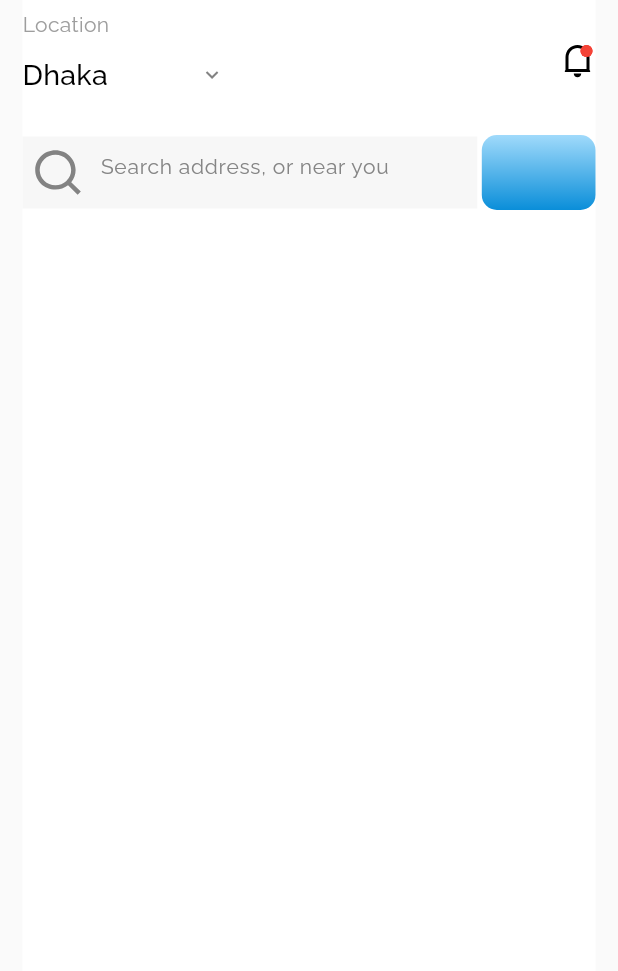
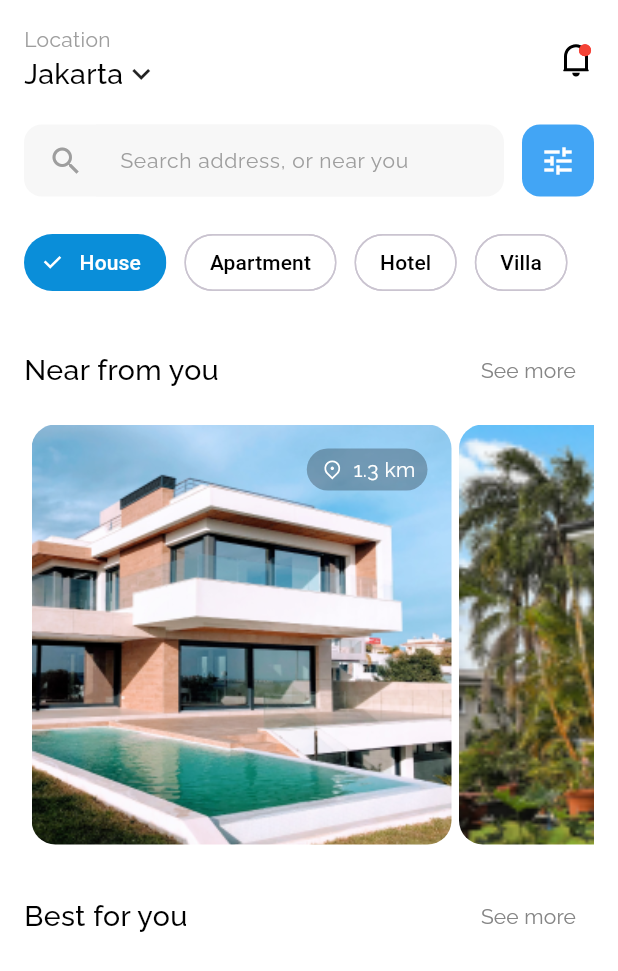
Before and after one commit to shakibalhasan-code/home_rent, a Flutter app: the screen it shows after launch, on a phone screen of 412 x 824 dp. Shown: the top 971 px of the screen. Run offline on Flutter 3.47's test engine with Material 3 defaults, Android fonts, the phone set to English and light mode, and no system bars; drawn by our look-alikes of flutter_zoom_drawer; our stand-ins replace flutter_svg, get, google_fonts.

Commit message:
designed homescreen

```diff
--- /dev/null
+++ b/lib/core/models/home_model.dart
@@ -0,0 +1,22 @@
+import 'package:home_rent_ird_foundation/utils/const.dart';
+
+class HomeModel {
+  final String homeName;
+  final String homeOwner;
+  final double km;
+  final String priceYear;
+  final int totalBed;
+  final int totalBath;
+  final String description;
+  final String image;
+
+  HomeModel(
+      {required this.image,
+      required this.homeName,
+      required this.homeOwner,
+      required this.km,
+      required this.priceYear,
+      required this.totalBed,
+      required this.totalBath,
+      required this.description});
+}
--- a/lib/state/home/home_state.dart
+++ b/lib/state/home/home_state.dart
@@ -1,13 +1,59 @@
 import 'package:get/get.dart';
+import 'package:home_rent_ird_foundation/utils/const.dart';
+
+import '../../core/models/home_model.dart';
 
 class HomeState extends GetxController {
-  var location = 'Dhaka'.obs;
-  var locations = [
-    'Dhaka',
-    'Barishal',
-    'Rangpur',
-    'Barishal',
-    'Chitagong',
-    'Mymenshing'
-  ];
+  final RxList<HomeModel> homes = <HomeModel>[].obs;
+
+  @override
+  void onInit() {
+    homes.value = getHomeList();
+    super.onInit();
+  }
+
+  List<HomeModel> getHomeList() {
+    return [
+      HomeModel(
+          image: home1,
+          homeName: 'Dreamsville House',
+          homeOwner: 'Jl. Sultan Iskandar Muda',
+          km: 1.3,
+          priceYear: '3,00,000',
+          totalBed: 4,
+          totalBath: 3,
+          description:
+              'Lorem Ipsum is simply dummy text of the printing and typesetting industry. Lorem Ipsum has been the industry\'s standard dummy text ever since the 1500s, when an unknown printer took a galley of type and scrambled it to make a type specimen book. It has survived not only five centuries, but also the leap into electronic typesetting, remaining essentially unchanged. It was popularised in the 1960s with the release of Letraset sheets containing Lorem Ipsum passages, and more recently with desktop publishing software like Aldus PageMaker including versions of Lorem Ipsum'),
+      HomeModel(
+          image: home2,
+          homeName: 'Ascot House',
+          homeOwner: 'Jl. Cilandak Tengah',
+          km: 1.3,
+          priceYear: '2,50,000',
+          totalBed: 5,
+          totalBath: 6,
+          description:
+              'Lorem Ipsum is simply dummy text of the printing and typesetting industry. Lorem Ipsum has been the industry\'s standard dummy text ever since the 1500s, when an unknown printer took a galley of type and scrambled it to make a type specimen book. It has survived not only five centuries, but also the leap into electronic typesetting, remaining essentially unchanged. It was popularised in the 1960s with the release of Letraset sheets containing Lorem Ipsum passages, and more recently with desktop publishing software like Aldus PageMaker including versions of Lorem Ipsum'),
+      HomeModel(
+          image: home3,
+          homeName: 'Shahriar House',
+          homeOwner: 'J Shahriar Iskandar Muda',
+          km: 1.3,
+          priceYear: '3,80,000',
+          totalBed: 2,
+          totalBath: 2,
+          description:
+              'Lorem Ipsum is simply dummy text of the printing and typesetting industry. Lorem Ipsum has been the industry\'s standard dummy text ever since the 1500s, when an unknown printer took a galley of type and scrambled it to make a type specimen book. It has survived not only five centuries, but also the leap into electronic typesetting, remaining essentially unchanged. It was popularised in the 1960s with the release of Letraset sheets containing Lorem Ipsum passages, and more recently with desktop publishing software like Aldus PageMaker including versions of Lorem Ipsum'),
+      HomeModel(
+          image: home4,
+          homeName: 'Jisan House',
+          homeOwner: 'M Jisan Iskandar Muda',
+          km: 1.3,
+          priceYear: '4,20,000',
+          totalBed: 5,
+          totalBath: 3,
+          description:
+              'Lorem Ipsum is simply dummy text of the printing and typesetting industry. Lorem Ipsum has been the industry\'s standard dummy text ever since the 1500s, when an unknown printer took a galley of type and scrambled it to make a type specimen book. It has survived not only five centuries, but also the leap into electronic typesetting, remaining essentially unchanged. It was popularised in the 1960s with the release of Letraset sheets containing Lorem Ipsum passages, and more recently with desktop publishing software like Aldus PageMaker including versions of Lorem Ipsum'),
+    ];
+  }
 }
--- a/lib/utils/app_style.dart
+++ b/lib/utils/app_style.dart
@@ -8,6 +8,7 @@ final blackColor = Colors.black;
 final transparentColor = Color(0xff0000003D);
 final bgColor = Color(0xffFAFAFA);
 final greyColor = Color(0xff858585);
+final simpleGrey = Color(0xffF7F7F7);
 
 final defaultTextStyle = GoogleFonts.raleway(
   fontSize: 19,
@@ -18,7 +19,7 @@ final defaultTextStyle = GoogleFonts.raleway(
 final bodySmallText = GoogleFonts.raleway(
   fontSize: 14,
   fontWeight: FontWeight.w400,
-  color: blackColor,
+  color: greyColor,
 );
 
 ThemeData theme_data() => ThemeData(
--- /dev/null
+++ b/lib/views/glob_widgets/transparent_widget.dart
@@ -0,0 +1,13 @@
+import 'package:flutter/material.dart';
+
+Container transparent_widget(Widget child) {
+  return Container(
+      decoration: BoxDecoration(
+        color: Colors.black.withOpacity(0.27),
+        borderRadius: BorderRadius.circular(20),
+      ),
+      child: Padding(
+        padding: const EdgeInsets.symmetric(horizontal: 8, vertical: 4),
+        child: child,
+      ));
+}
--- a/lib/views/screens/home/home_screen.dart
+++ b/lib/views/screens/home/home_screen.dart
@@ -3,11 +3,18 @@ import 'package:flutter_svg/svg.dart';
 import 'package:flutter_zoom_drawer/flutter_zoom_drawer.dart';
 import 'package:get/get.dart';
 import 'package:get/get_core/src/get_main.dart';
+import 'package:home_rent_ird_foundation/core/models/home_model.dart';
 import 'package:home_rent_ird_foundation/state/home/home_state.dart';
 import 'package:home_rent_ird_foundation/utils/app_style.dart';
 import 'package:home_rent_ird_foundation/utils/const.dart';
 import 'package:home_rent_ird_foundation/views/glob_widgets/gradiunt_default_shape.dart';
 import 'package:home_rent_ird_foundation/views/glob_widgets/my_icon_widget.dart';
+
+import 'package:flutter/material.dart';
+import 'package:get/get.dart';
+import 'package:home_rent_ird_foundation/views/screens/home/widgets/best_card.dart';
+import 'package:home_rent_ird_foundation/views/screens/home/widgets/nearby_card_widget.dart';
+import 'package:home_rent_ird_foundation/views/screens/home/widgets/tab_widget.dart';
 
 class HomeScreen extends StatelessWidget {
   const HomeScreen({super.key});
@@ -15,107 +22,147 @@ class HomeScreen extends StatelessWidget {
   @override
   Widget build(BuildContext context) {
     final _homeState = Get.find<HomeState>();
+
     return Scaffold(
-      backgroundColor: bgColor,
+      backgroundColor: whiteColor,
       resizeToAvoidBottomInset: false,
       body: SafeArea(
+        child: SingleChildScrollView(
           child: Padding(
-          padding: const EdgeInsets.symmetric(horizontal: 15),
-          child: Container(
-            color: whiteColor,
+            padding: const EdgeInsets.all(16.0),
             child: Column(
               crossAxisAlignment: CrossAxisAlignment.start,
-              mainAxisAlignment: MainAxisAlignment.start,
               children: [
-                SizedBox(
-                  height: 80,
-                  width: double.infinity,
-                  child: Row(
+                // Location Header
+                Row(
                   mainAxisAlignment: MainAxisAlignment.spaceBetween,
-                    crossAxisAlignment: CrossAxisAlignment.center,
                   children: [
                     Column(
                       crossAxisAlignment: CrossAxisAlignment.start,
-                        mainAxisAlignment: MainAxisAlignment.center,
                       children: [
                         Text(
                           'Location',
                           style: bodySmallText.copyWith(color: Colors.grey),
                         ),
-                          Container(
-                            padding: EdgeInsets.symmetric(horizontal: 0),
-                            decoration: BoxDecoration(
-                              borderRadius: BorderRadius.circular(8),
-                            ),
-                            child: DropdownButton<String>(
-                              value: _homeState.location.value,
-                              elevation: 0,
-
-                              underline: SizedBox(), // Remove default underline
-                              icon: SvgPicture.asset(
-                                icDownArrow,
-                                height: 20,
-                                width: 20,
-                              ),
-                              onChanged: (String? newValue) {
-                                // Do something when the value changes
-                                _homeState.location.value = newValue ?? 'Dhaka';
-                              },
-                              items: _homeState.locations
-                                  .map<DropdownMenuItem<String>>(
-                                      (String value) {
-                                return DropdownMenuItem<String>(
-                                  value: value,
-                                  child: Text(
-                                    value,
+                        Row(
+                          children: [
+                            Text(
+                              'Jakarta',
                               style: defaultTextStyle,
                             ),
-                                );
-                              }).toList(),
+                            Icon(Icons.keyboard_arrow_down),
+                          ],
+                        ),
+                      ],
+                    ),
+                    MyIconWidget(svgIcon: icNotification, isTint: true)
+                  ],
+                ),
+                SizedBox(height: 20),
+
+                // Search Bar
+                Row(
+                  children: [
+                    Expanded(
+                      child: Container(
+                        padding: EdgeInsets.symmetric(horizontal: 16),
+                        decoration: BoxDecoration(
+                          color: simpleGrey,
+                          borderRadius: BorderRadius.circular(12),
+                        ),
+                        child: Row(
+                          children: [
+                            Icon(Icons.search, color: Colors.grey),
+                            SizedBox(width: 8),
+                            Expanded(
+                              child: TextField(
+                                decoration: InputDecoration(
+                                  hintText: 'Search address, or near you',
+                                  border: InputBorder.none,
+                                  hintStyle: bodySmallText.copyWith(
+                                      color: Colors.grey),
+                                ),
                               ),
                             ),
                           ],
                         ),
-                      const Spacer(),
-                      MyIconWidget(svgIcon: icNotification, isTint: true)
+                      ),
+                    ),
+                    SizedBox(width: 12),
+                    Container(
+                      padding: EdgeInsets.all(12),
+                      decoration: BoxDecoration(
+                        color: Colors.blue[400],
+                        borderRadius: BorderRadius.circular(12),
+                      ),
+                      child: Icon(Icons.tune, color: Colors.white),
+                    ),
+                  ],
+                ),
+                SizedBox(height: 20),
+
+                // Property Type Filter
+                SingleChildScrollView(
+                  scrollDirection: Axis.horizontal,
+                  child: Row(
+                    children: [
+                      buildFilterChip('House', true),
+                      buildFilterChip('Apartment', false),
+                      buildFilterChip('Hotel', false),
+                      buildFilterChip('Villa', false),
                     ],
                   ),
                 ),
-                const SizedBox(
-                  height: 10,
+                SizedBox(height: 24),
+
+                // Near from you section
+                Row(
+                  mainAxisAlignment: MainAxisAlignment.spaceBetween,
+                  children: [
+                    Text(
+                      'Near from you',
+                      style: defaultTextStyle,
                     ),
-                SizedBox(
-                  height: 50,
-                  child: Row(
-                    children: [
-                      Expanded(
-                          flex: 4,
-                          child: TextField(
-                            decoration: InputDecoration(
-                                prefixIconColor: greyColor,
-                                prefixIcon: SvgPicture.asset(
-                                  icSearch,
-                                  width: 20,
-                                  height: 20,
+                    TextButton(
+                      onPressed: () {},
+                      child: Text(
+                        'See more',
+                        style: bodySmallText.copyWith(color: greyColor),
                       ),
-                                hintStyle:
-                                    bodySmallText.copyWith(color: greyColor),
-                                hintText: 'Search address, or near you'),
-                          )),
-                      const SizedBox(
-                        width: 3,
                     ),
-                      Expanded(
-                          flex: 1,
-                          child: GradiuntDefaultShape(
-                              child: SvgPicture.asset(
-                                icFilter,
-                                color: whiteColor,
-                              ),
-                              isSelected: true))
                   ],
                 ),
-                )
+                SizedBox(height: 12),
+                SizedBox(
+                  height: 280,
+                  child: ListView.builder(
+                      scrollDirection: Axis.horizontal,
+                      itemCount: 3,
+                      itemBuilder: (context, index) {
+                        final house = _homeState.homes[index];
+                        return buildNearbyPropertyCard(house);
+                      }),
+                ),
+                SizedBox(height: 24),
+
+                // Best for you section
+                Row(
+                  mainAxisAlignment: MainAxisAlignment.spaceBetween,
+                  children: [
+                    Text(
+                      'Best for you',
+                      style: defaultTextStyle,
+                    ),
+                    TextButton(
+                      onPressed: () {},
+                      child: Text(
+                        'See more',
+                        style: bodySmallText,
+                      ),
+                    ),
+                  ],
+                ),
+                SizedBox(height: 12),
               ],
             ),
           ),
--- /dev/null
+++ b/lib/views/screens/home/widgets/best_card.dart
@@ -0,0 +1,57 @@
+import 'package:flutter/material.dart';
+import 'package:home_rent_ird_foundation/core/models/home_model.dart';
+
+Widget buildBestPropertyCard(HomeModel homeModel) {
+  return Container(
+    height: 100,
+    child: Row(
+      children: [
+        ClipRRect(
+          borderRadius: BorderRadius.circular(12),
+          child: Image.network(
+            homeModel.image,
+            width: 100,
+            height: 100,
+            fit: BoxFit.cover,
+          ),
+        ),
+        SizedBox(width: 16),
+        Expanded(
+          child: Column(
+            crossAxisAlignment: CrossAxisAlignment.start,
+            mainAxisAlignment: MainAxisAlignment.center,
+            children: [
+              Text(
+                homeModel.homeName,
+                style: TextStyle(
+                  fontSize: 18,
+                  fontWeight: FontWeight.bold,
+                ),
+              ),
+              SizedBox(height: 4),
+              Text(
+                homeModel.priceYear,
+                style: TextStyle(
+                  color: Colors.blue[400],
+                  fontWeight: FontWeight.w500,
+                ),
+              ),
+              SizedBox(height: 8),
+              Row(
+                children: [
+                  Icon(Icons.king_bed_outlined, size: 20, color: Colors.grey),
+                  SizedBox(width: 4),
+                  Text('${homeModel.totalBed} Bedroom'),
+                  SizedBox(width: 16),
+                  Icon(Icons.bathroom_outlined, size: 20, color: Colors.grey),
+                  SizedBox(width: 4),
+                  Text('${homeModel.totalBath} Bathroom'),
+                ],
+              ),
+            ],
+          ),
+        ),
+      ],
+    ),
+  );
+}
--- /dev/null
+++ b/lib/views/screens/home/widgets/nearby_card_widget.dart
@@ -0,0 +1,46 @@
+import 'package:flutter/material.dart';
+import 'package:flutter_svg/svg.dart';
+import 'package:home_rent_ird_foundation/core/models/home_model.dart';
+import 'package:home_rent_ird_foundation/utils/app_style.dart';
+import 'package:home_rent_ird_foundation/utils/const.dart';
+import 'package:home_rent_ird_foundation/views/glob_widgets/transparent_widget.dart';
+
+Widget buildNearbyPropertyCard(HomeModel homemodel) {
+  return Padding(
+    padding: const EdgeInsets.only(left: 5.0),
+    child: Container(
+      width: 280,
+      height: 320,
+      decoration: BoxDecoration(
+        borderRadius: BorderRadius.circular(16),
+        image: DecorationImage(
+          image: AssetImage(homemodel.image),
+          fit: BoxFit.cover,
+        ),
+      ),
+      child: Stack(
+        children: [
+          Positioned(
+            top: 16,
+            right: 16,
+            child: transparent_widget(Row(
+              children: [
+                SvgPicture.asset(
+                  icLocation,
+                  width: 18,
+                  height: 18,
+                  color: whiteColor,
+                ),
+                const SizedBox(width: 5),
+                Text(
+                  '${homemodel.km} km',
+                  style: bodySmallText.copyWith(color: whiteColor),
+                )
+              ],
+            )),
+          ),
+        ],
+      ),
+    ),
+  );
+}
--- /dev/null
+++ b/lib/views/screens/home/widgets/tab_widget.dart
@@ -0,0 +1,24 @@
+import 'package:flutter/material.dart';
+import 'package:home_rent_ird_foundation/utils/app_style.dart';
+
+Widget buildFilterChip(String label, bool isSelected) {
+  return Container(
+    margin: EdgeInsets.only(right: 12),
+    child: FilterChip(
+      label: Text(
+        label,
+        style: TextStyle(
+          color: isSelected ? Colors.white : Colors.black,
+        ),
+      ),
+      selected: isSelected,
+      onSelected: (bool value) {},
+      backgroundColor: Colors.white,
+      selectedColor: primaryColor,
+      checkmarkColor: Colors.white,
+      shape: RoundedRectangleBorder(
+        borderRadius: BorderRadius.circular(20),
+      ),
+    ),
+  );
+}
```
Lines whose indentation alone changed are shown as unchanged.
